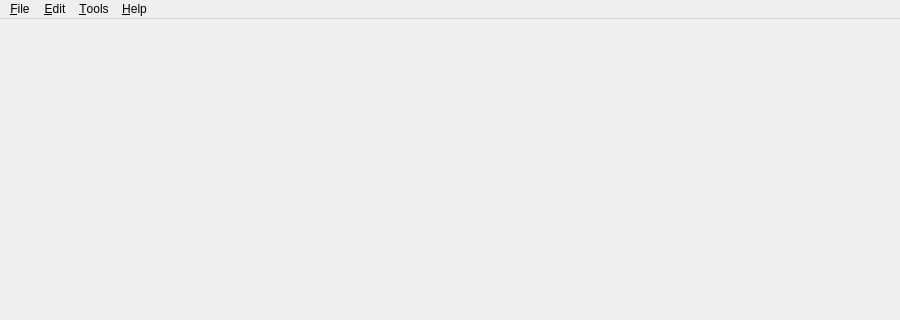
Qt form src/libs/ui/mainwindow.ui (zealdocs/zeal) before a commit; both pictures show x 0 to 900 and y 0 to 320 of the 900 by 600 pixel window.
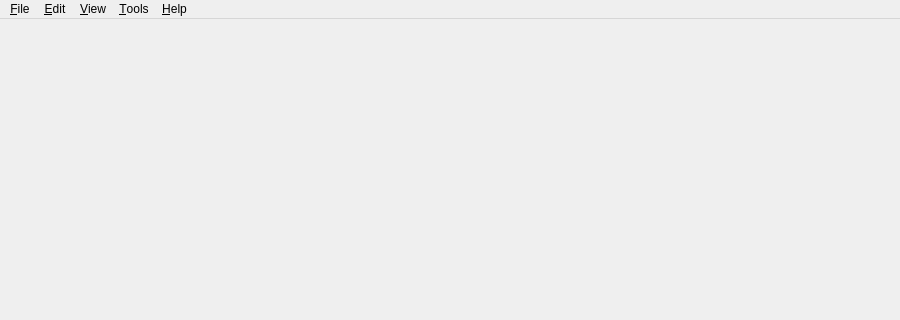
The same form after that commit. Icons and pictures are not drawn.

Diff of the .ui file:
```diff
--- a/src/libs/ui/mainwindow.ui
+++ b/src/libs/ui/mainwindow.ui
@@ -94,6 +94,12 @@
     <addaction name="separator"/>
     <addaction name="actionPreferences"/>
    </widget>
+   <widget class="QMenu" name="menu_View">
+    <property name="title">
+     <string>&amp;View</string>
+    </property>
+    <addaction name="actionHideMenu"/>
+   </widget>
    <widget class="QMenu" name="menu_Tools">
     <property name="title">
      <string>&amp;Tools</string>
@@ -102,6 +108,7 @@
    </widget>
    <addaction name="menuFile"/>
    <addaction name="menu_Edit"/>
+   <addaction name="menu_View"/>
    <addaction name="menu_Tools"/>
    <addaction name="menuHelp"/>
   </widget>
```
Left out of the diff: 5 changed lines with no effect on the pictures.
